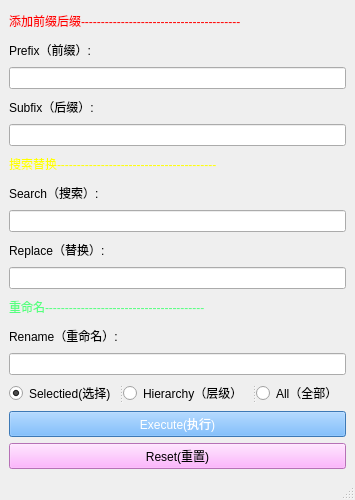
MuZiMuZi/muziToolset, file Tools/ui/Names_Tool.ui: the form before one commit.
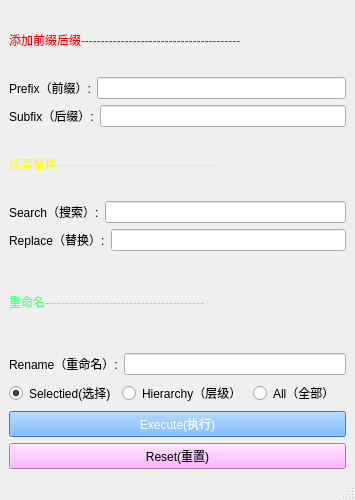
The form after the commit.

Commit message: 优化了重命名工具的命名逻辑

What changed in the file:
```diff
--- a/Tools/ui/Names_Tool.ui
+++ b/Tools/ui/Names_Tool.ui
@@ -29,6 +29,8 @@
      <height>706</height>
     </size>
    </property>
+   <layout class="QVBoxLayout" name="verticalLayout_5">
+    <item>
    <layout class="QVBoxLayout" name="verticalLayout">
     <item>
      <widget class="QLabel" name="label">
@@ -50,6 +52,8 @@
      </widget>
     </item>
     <item>
+       <layout class="QHBoxLayout" name="horizontalLayout">
+        <item>
      <widget class="QLabel" name="label_2">
       <property name="text">
        <string>Prefix（前缀）:</string>
@@ -59,6 +63,10 @@
     <item>
      <widget class="QLineEdit" name="prefix_lineEdit"/>
     </item>
+       </layout>
+      </item>
+      <item>
+       <layout class="QHBoxLayout" name="horizontalLayout_2">
     <item>
      <widget class="QLabel" name="label_3">
       <property name="text">
@@ -69,6 +77,12 @@
     <item>
      <widget class="QLineEdit" name="subfix_lineEdit"/>
     </item>
+       </layout>
+      </item>
+     </layout>
+    </item>
+    <item>
+     <layout class="QVBoxLayout" name="verticalLayout_2">
     <item>
      <widget class="QLabel" name="label_6">
       <property name="styleSheet">
@@ -89,6 +103,8 @@
      </widget>
     </item>
     <item>
+       <layout class="QHBoxLayout" name="horizontalLayout_3">
+        <item>
      <widget class="QLabel" name="label_4">
       <property name="text">
        <string>Search（搜索）:</string>
@@ -98,6 +114,10 @@
     <item>
      <widget class="QLineEdit" name="search_lineEdit"/>
     </item>
+       </layout>
+      </item>
+      <item>
+       <layout class="QHBoxLayout" name="horizontalLayout_4">
     <item>
      <widget class="QLabel" name="label_5">
       <property name="text">
@@ -108,6 +128,12 @@
     <item>
      <widget class="QLineEdit" name="replace_lineEdit"/>
     </item>
+       </layout>
+      </item>
+     </layout>
+    </item>
+    <item>
+     <layout class="QVBoxLayout" name="verticalLayout_3">
     <item>
      <widget class="QLabel" name="label_8">
       <property name="styleSheet">
@@ -128,6 +154,8 @@
      </widget>
     </item>
     <item>
+       <layout class="QHBoxLayout" name="horizontalLayout_5">
+        <item>
      <widget class="QLabel" name="label_7">
       <property name="text">
        <string>Rename（重命名）:</string>
@@ -137,11 +165,13 @@
     <item>
      <widget class="QLineEdit" name="rename_lineEdit"/>
     </item>
+       </layout>
+      </item>
+     </layout>
+    </item>
     <item>
-     <widget class="QSplitter" name="splitter">
-      <property name="orientation">
-       <enum>Qt::Horizontal</enum>
-      </property>
+     <layout class="QHBoxLayout" name="horizontalLayout_6">
+      <item>
       <widget class="QRadioButton" name="selectied_button">
        <property name="acceptDrops">
         <bool>false</bool>
@@ -156,6 +186,8 @@
         <string notr="true">insert_buttonGroup</string>
        </attribute>
       </widget>
+      </item>
+      <item>
       <widget class="QRadioButton" name="hierarchy_button">
        <property name="text">
         <string>Hierarchy（层级）</string>
@@ -164,6 +196,8 @@
         <string notr="true">insert_buttonGroup</string>
        </attribute>
       </widget>
+      </item>
+      <item>
       <widget class="QRadioButton" name="all_button">
        <property name="text">
         <string>All（全部）</string>
@@ -172,8 +206,11 @@
         <string notr="true">insert_buttonGroup</string>
        </attribute>
       </widget>
-     </widget>
-    </item>
+      </item>
+     </layout>
+    </item>
+    <item>
+     <layout class="QVBoxLayout" name="verticalLayout_4">
     <item>
      <widget class="QPushButton" name="execute_button">
       <property name="styleSheet">
@@ -194,6 +231,8 @@
        <string>Reset(重置)</string>
       </property>
      </widget>
+      </item>
+     </layout>
     </item>
    </layout>
   </widget>
```
Lines whose indentation alone changed are shown as unchanged. The commit also changes 2 other files.
